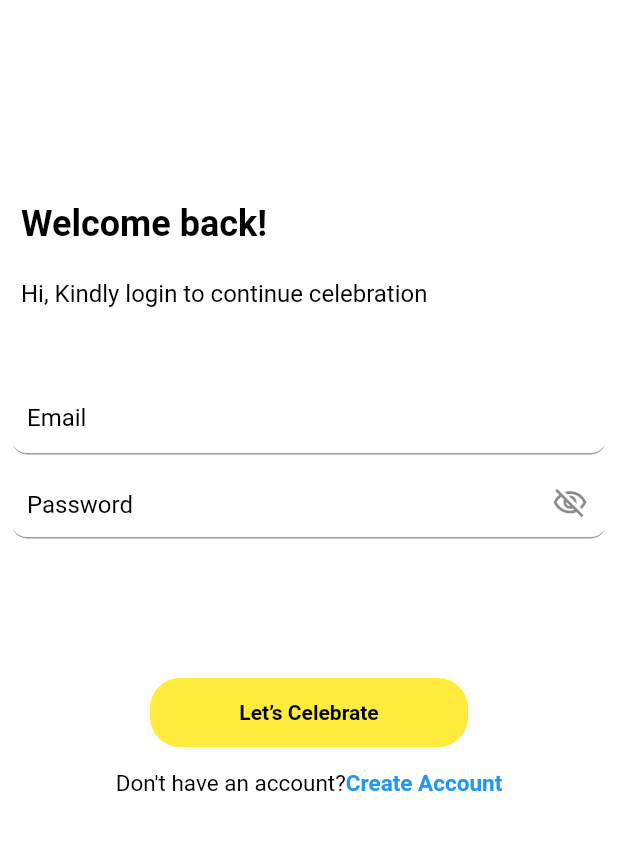
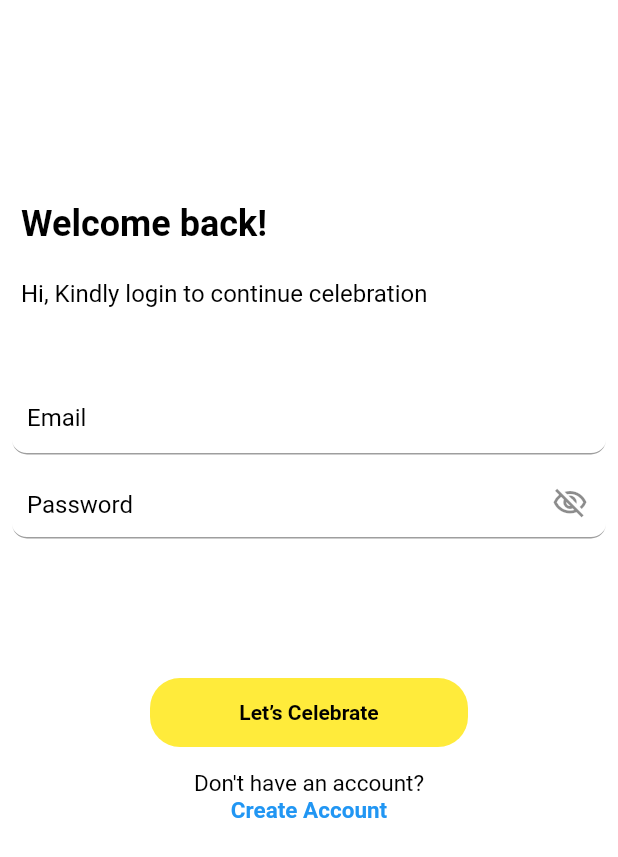
Before and after one commit to cn-techlite/classwork, a Flutter app: the screen it shows after launch, on a phone screen of 412 x 824 dp. Shown: the top 857 px of the screen. Run offline on Flutter 3.47's test engine with Material 2 defaults, Android fonts, the phone set to English and light mode, and no system bars; our stand-ins replace google_fonts, just_audio; missing offline and left inert: audio_session, just_audio_web; Roboto replaces fonts that are missing (Open sans); project files that could hold a hidden picture were left out.

Commit message:
Latest Class work 4

```diff
--- a/lib/assignments/classwork2.dart
+++ b/lib/assignments/classwork2.dart
@@ -417,7 +417,7 @@ class _MyHomePageState extends State<RegisterPage> {
                     ),
                     GestureDetector(
                       onTap: () {
-
+                        Navigator.push(context, MaterialPageRoute(builder: (context)=>const LoginPage()));
                       },
                       child: Text(
                         "Login",
@@ -563,7 +563,7 @@ class _LoginPageState extends State<LoginPage> {
               ),
             ),
             Center(
-                child: Row(
+                child: Column(
                   mainAxisAlignment: MainAxisAlignment.center,
                   children: [
                     Text(
```
